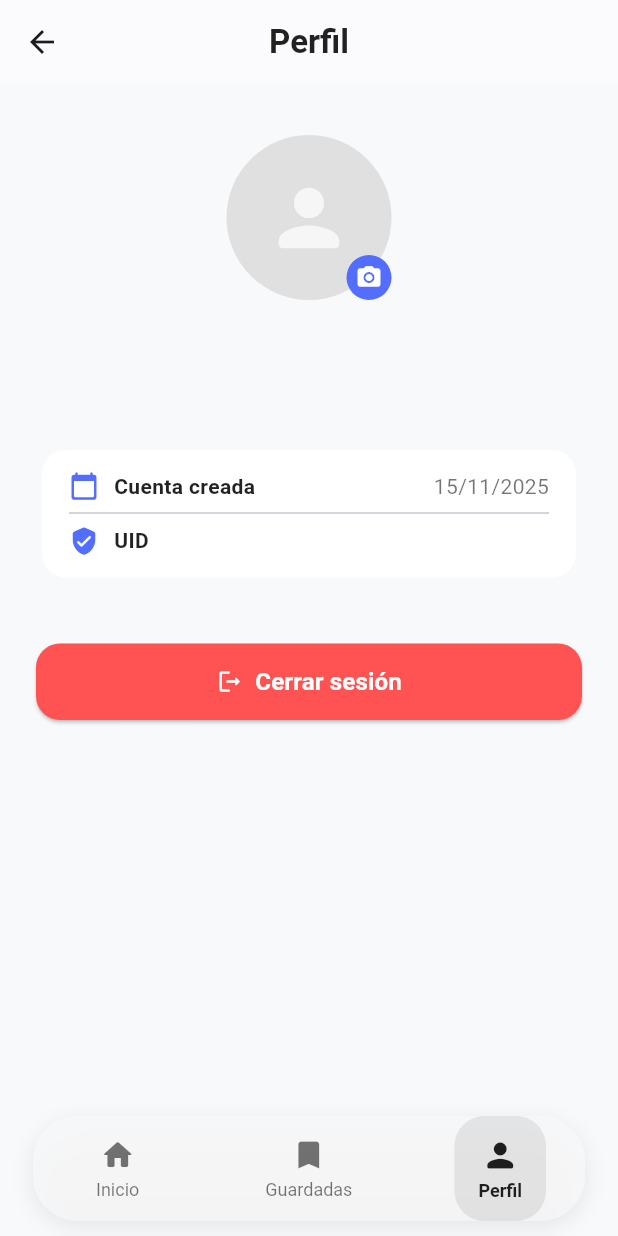
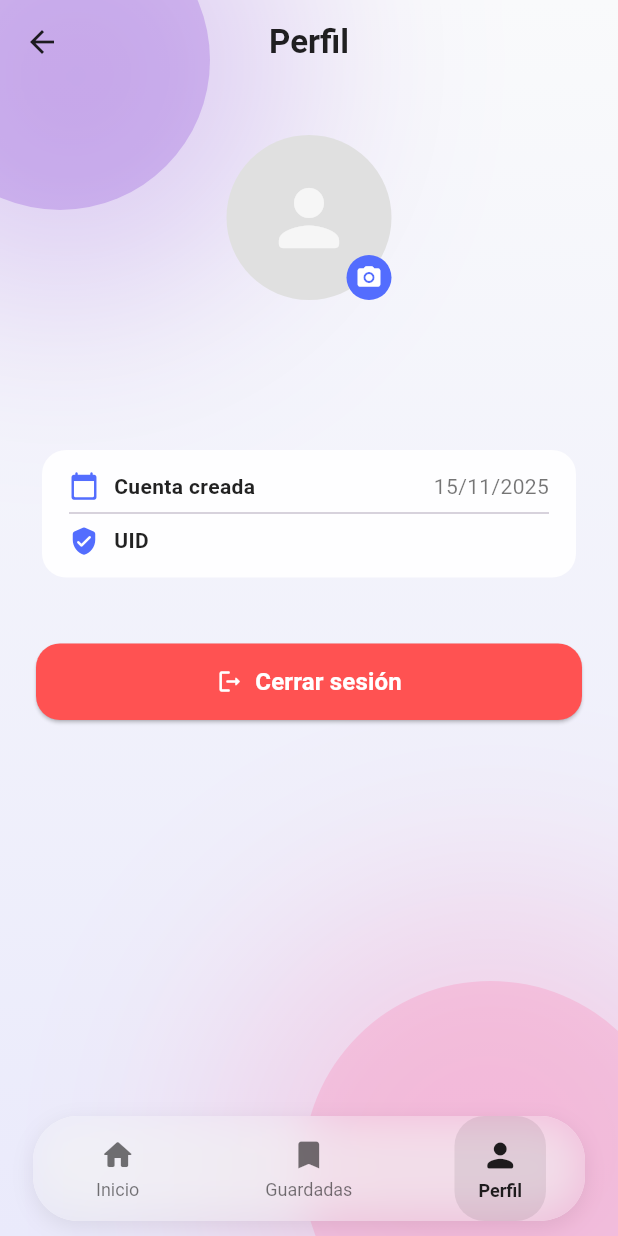
Before and after one commit to Randy985/app-trendupp, a Flutter app: the HomePage screen opened by its route, item 3 of the bottom bar chosen, after a tap on the "camera alt" icon, on a phone screen of 412 x 824 dp. Run offline on Flutter 3.47's test engine with Material 3 defaults, Android fonts, the phone set to English and light mode, and no system bars; our stand-ins replace cloud_firestore, cloud_functions, firebase_auth, firebase_core, firebase_storage, go_router and 5 more; missing offline and left inert: applovin_max; accounts and stored records are empty.

```diff
--- a/lib/features/home/pages/home_view.dart
+++ b/lib/features/home/pages/home_view.dart
@@ -1,4 +1,6 @@
 import 'package:flutter/material.dart';
+import 'package:trendup_app/services/ads/ads_service.dart';
+import 'package:trendup_app/widgets/app_background.dart';
 
 class HomeView extends StatefulWidget {
   const HomeView({super.key});
@@ -52,6 +54,9 @@ class _HomeViewState extends State<HomeView>
   }
 
   void _generateIdea() {
+    // Contar idea para anuncios
+    AdsService.instance.onIdeaGenerated();
+
     String topic = _topicCtrl.text.trim();
 
     if (topic.isEmpty) {
@@ -78,39 +83,7 @@ class _HomeViewState extends State<HomeView>
     final size = MediaQuery.of(context).size;
 
     return Scaffold(
-      body: Stack(
-        children: [
-          // Fondo con ondas suaves
-          Container(
-            width: double.infinity,
-            height: double.infinity,
-            decoration: const BoxDecoration(
-              gradient: LinearGradient(
-                colors: [Color(0xFFF9FAFB), Color(0xFFEAEAFB)],
-                begin: Alignment.topCenter,
-                end: Alignment.bottomCenter,
-              ),
-            ),
-          ),
-          // Círculos difuminados (efecto ondas suaves)
-          Positioned(
-            top: -60,
-            left: -60,
-            child: _blurCircle(
-              200,
-              const Color(0xFF6A11CB).withValues(alpha: 0.2),
-            ),
-          ),
-          Positioned(
-            bottom: -80,
-            right: -40,
-            child: _blurCircle(
-              250,
-              const Color(0xFFFF5E9C).withValues(alpha: 0.2),
-            ),
-          ),
-          // Contenido principal
-          SafeArea(
+      body: AppBackground(
         child: Padding(
           padding: const EdgeInsets.symmetric(horizontal: 24, vertical: 30),
           child: Column(
@@ -138,20 +111,6 @@ class _HomeViewState extends State<HomeView>
             ],
           ),
         ),
-          ),
-        ],
-      ),
-    );
-  }
-
-  Widget _blurCircle(double size, Color color) {
-    return Container(
-      width: size,
-      height: size,
-      decoration: BoxDecoration(
-        color: color,
-        shape: BoxShape.circle,
-        boxShadow: [BoxShadow(color: color, blurRadius: 120, spreadRadius: 60)],
       ),
     );
   }
--- a/lib/features/home/pages/profile_view.dart
+++ b/lib/features/home/pages/profile_view.dart
@@ -2,8 +2,10 @@ import 'dart:io';
 import 'package:flutter/material.dart';
 import 'package:firebase_auth/firebase_auth.dart';
 import 'package:image_picker/image_picker.dart';
-import 'package:permission_handler/permission_handler.dart';
 import '../../../services/firebase/auth_service.dart';
+import '../../../services/firebase/storage_service.dart';
+import '../../../services/firebase/firestore_service.dart';
+import 'package:trendup_app/widgets/app_background.dart';
 
 class ProfileView extends StatefulWidget {
   const ProfileView({super.key});
@@ -16,27 +18,44 @@ class _ProfileViewState extends State<ProfileView> {
   final _auth = FirebaseAuth.instance;
   File? _imageFile;
 
+  final _storageService = StorageService();
+  final _firestoreService = FirestoreService();
+  final _authService = AuthService();
+
   // ✅ Método actualizado: pide permiso y abre galería correctamente
   Future<void> _pickImage() async {
     try {
-      // 🔹 Pedir permiso antes de acceder a la galería
-      final status = await Permission.photos.request();
-
-      if (!status.isGranted) {
-        if (mounted) {
-          ScaffoldMessenger.of(context).showSnackBar(
-            const SnackBar(content: Text('Permiso de galería denegado')),
-          );
-        }
-        return;
-      }
-
-      // 🔹 Abrir la galería
+      // Abrir la galería directamente
       final picker = ImagePicker();
       final pickedFile = await picker.pickImage(source: ImageSource.gallery);
 
       if (pickedFile != null) {
-        setState(() => _imageFile = File(pickedFile.path));
+        final file = File(pickedFile.path);
+        setState(() => _imageFile = file);
+
+        final user = _auth.currentUser;
+        if (user == null) return;
+
+        // Subir a Storage
+        final url = await _storageService.uploadProfileImage(
+          uid: user.uid,
+          file: file,
+        );
+
+        // Actualizar Auth
+        await _authService.updateUserPhoto(url);
+
+        // Actualizar Firestore
+        await _firestoreService.updateUserPhoto(user.uid, url);
+
+        if (mounted) {
+          ScaffoldMessenger.of(context).showSnackBar(
+            const SnackBar(
+              content: Text('Foto de perfil actualizada'),
+              behavior: SnackBarBehavior.floating,
+            ),
+          );
+        }
       } else {
         debugPrint('📸 No se seleccionó ninguna imagen');
       }
@@ -63,17 +82,27 @@ class _ProfileViewState extends State<ProfileView> {
   Widget build(BuildContext context) {
     final user = _auth.currentUser;
 
-    return Scaffold(
-      backgroundColor: const Color(0xFFF8F9FB),
+    return Stack(
+      children: [
+        AppBackground(
+          child: const SizedBox.expand(), // requerido
+        ),
+
+        Scaffold(
+          backgroundColor: Colors.transparent,
           appBar: AppBar(
-        backgroundColor: Colors.white,
-        elevation: 0.5,
+            backgroundColor: Colors.transparent,
+            elevation: 0,
             centerTitle: true,
             title: const Text(
               'Perfil',
-          style: TextStyle(fontWeight: FontWeight.w600, color: Colors.black87),
+              style: TextStyle(
+                fontWeight: FontWeight.w600,
+                color: Colors.black87,
               ),
             ),
+          ),
+
           body: SingleChildScrollView(
             physics: const BouncingScrollPhysics(),
             padding: const EdgeInsets.all(24),
@@ -82,7 +111,7 @@ class _ProfileViewState extends State<ProfileView> {
               children: [
                 const SizedBox(height: 10),
 
-            // 🔹 Avatar circular con opción de cambiar imagen
+                // Avatar
                 Stack(
                   alignment: Alignment.bottomRight,
                   children: [
@@ -123,7 +152,6 @@ class _ProfileViewState extends State<ProfileView> {
 
                 const SizedBox(height: 20),
 
-            // 🔹 Nombre del usuario
                 Text(
                   user?.displayName ?? 'Usuario sin nombre',
                   style: const TextStyle(
@@ -134,17 +162,16 @@ class _ProfileViewState extends State<ProfileView> {
                 ),
                 const SizedBox(height: 6),
 
-            // 🔹 Correo
                 Text(
                   user?.email ?? 'Correo no disponible',
                   style: const TextStyle(color: Colors.black54, fontSize: 15),
                 ),
+
                 const SizedBox(height: 20),
 
-            // 🔹 Info adicional
                 Card(
                   elevation: 0,
-              color: Colors.white,
+                  color: Colors.white.withOpacity(0.9),
                   shape: RoundedRectangleBorder(
                     borderRadius: BorderRadius.circular(16),
                   ),
@@ -175,7 +202,6 @@ class _ProfileViewState extends State<ProfileView> {
 
                 const SizedBox(height: 40),
 
-            // 🔹 Botón cerrar sesión
                 SizedBox(
                   width: double.infinity,
                   child: ElevatedButton.icon(
@@ -201,6 +227,8 @@ class _ProfileViewState extends State<ProfileView> {
               ],
             ),
           ),
+        ),
+      ],
     );
   }
 
--- a/lib/main.dart
+++ b/lib/main.dart
@@ -1,5 +1,6 @@
 import 'package:flutter/material.dart';
 import 'package:firebase_core/firebase_core.dart';
+import 'package:google_mobile_ads/google_mobile_ads.dart';
 import 'firebase_options.dart';
 import 'package:firebase_auth/firebase_auth.dart';
 import 'features/onboarding/controllers/onboarding_controller.dart';
@@ -11,6 +12,10 @@ import 'features/home/pages/generate_view.dart'; // 🔹 agrega esto
 void main() async {
   WidgetsFlutterBinding.ensureInitialized();
   await Firebase.initializeApp(options: DefaultFirebaseOptions.currentPlatform);
+
+  // Publicidad
+  // await AppLovinService.instance.initialize();
+  await MobileAds.instance.initialize();
 
   final user = FirebaseAuth.instance.currentUser;
   final onboarding = OnboardingController();
--- a/lib/services/firebase/firestore_service.dart
+++ b/lib/services/firebase/firestore_service.dart
@@ -63,4 +63,10 @@ class FirestoreService {
         .doc(id)
         .delete();
   }
+
+  Future<void> updateUserPhoto(String uid, String photoUrl) async {
+    await _db.collection('users').doc(uid).set({
+      'photo': photoUrl,
+    }, SetOptions(merge: true));
+  }
 }
--- /dev/null
+++ b/lib/widgets/app_background.dart
@@ -0,0 +1,62 @@
+import 'package:flutter/material.dart';
+
+class AppBackground extends StatelessWidget {
+  final Widget child;
+
+  const AppBackground({super.key, required this.child});
+
+  @override
+  Widget build(BuildContext context) {
+    return Stack(
+      children: [
+        // Fondo degradado
+        Container(
+          width: double.infinity,
+          height: double.infinity,
+          decoration: const BoxDecoration(
+            gradient: LinearGradient(
+              colors: [Color(0xFFF9FAFB), Color(0xFFEAEAFB)],
+              begin: Alignment.topCenter,
+              end: Alignment.bottomCenter,
+            ),
+          ),
+        ),
+
+        // Círculo superior izquierdo
+        Positioned(
+          top: -60,
+          left: -60,
+          child: _blurCircle(
+            200,
+            const Color(0xFF6A11CB).withValues(alpha: 0.2),
+          ),
+        ),
+
+        // Círculo inferior derecho
+        Positioned(
+          bottom: -80,
+          right: -40,
+          child: _blurCircle(
+            250,
+            const Color(0xFFFF5E9C).withValues(alpha: 0.2),
+          ),
+        ),
+
+        // Contenido de la pantalla
+        SafeArea(child: child),
+      ],
+    );
+  }
+
+  Widget _blurCircle(double size, Color color) {
+    return Container(
+      width: size,
+      height: size,
+      decoration: BoxDecoration(
+        color: color,
+        shape: BoxShape.circle,
+        boxShadow: [BoxShadow(color: color, blurRadius: 120, spreadRadius: 60)],
+      ),
+    );
+  }
+}
--- a/pubspec.yaml
+++ b/pubspec.yaml
@@ -21,13 +21,15 @@ dependencies:
   shared_preferences: ^2.5.3
   go_router: ^16.2.5
   dio: ^5.9.0
-  google_mobile_ads: ^6.0.0
   lottie: ^3.3.2
   provider: ^6.1.5+1
   google_fonts: ^6.3.2
   intl: ^0.20.2
   image_picker: ^1.1.1
   permission_handler: ^11.3.1
+  firebase_storage: ^13.0.4
+  applovin_max: ^4.6.0
+  google_mobile_ads: ^6.0.0
 
 dev_dependencies:
   flutter_test:
```
Also changed, not shown: lib/features/home/pages/generate_view.dart (+17 -14 lines), lib/features/home/pages/saved_view.dart (+56 -50 lines), lib/services/ads/ads_service.dart (+40 -0 lines), lib/services/ads/app_lovin_service.dart (added, +46 -0 lines), lib/services/firebase/auth_service.dart (+8 -0 lines), lib/services/firebase/storage_service.dart (added, +15 -0 lines), pubspec.lock, 3 other files. Lines whose indentation alone changed are shown as unchanged.
